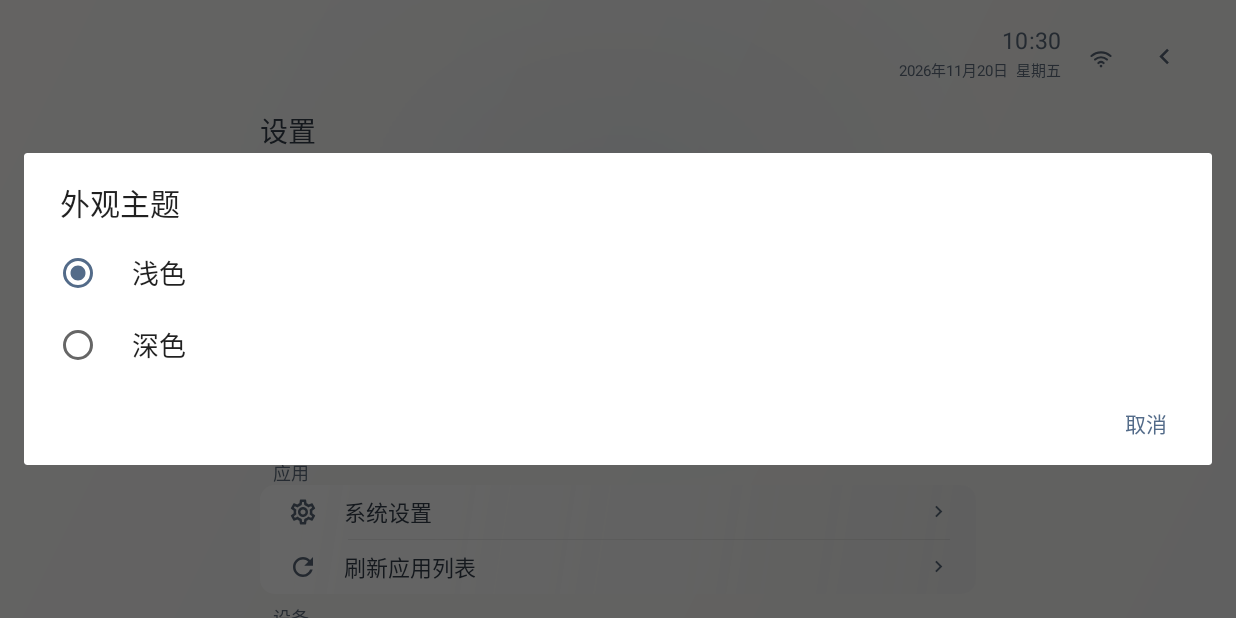
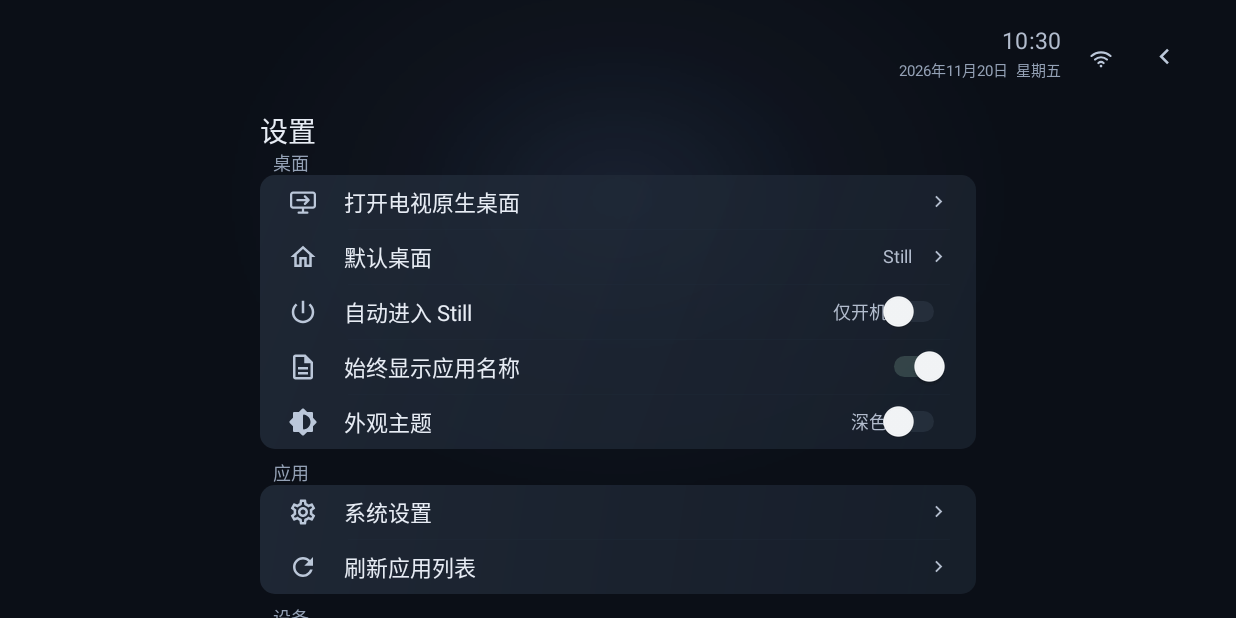
Before and after one commit to mfcheer/luma, an Android app: the screen it shows after launch (MainActivity), after a tap on "外观主题", on a phone screen of 824 x 412 dp (held sideways). Run offline under Robolectric (Android 15) with nearby library versions, the phone set to English and light mode, and no system bars; pictures from the network do not load; 3 other taps on this screen came first.

Commit message:
Publish Still 0.9.10 with one-click theme switching

```diff
--- a/app/build.gradle
+++ b/app/build.gradle
@@ -2,7 +2,7 @@ plugins { id 'com.android.application' }
 android {
  namespace 'com.jianping.tv'
  compileSdk 35
- defaultConfig { applicationId 'com.jianping.tv'; minSdk 23; targetSdk 35; versionCode 27; versionName '0.9.9' }
+ defaultConfig { applicationId 'com.jianping.tv'; minSdk 23; targetSdk 35; versionCode 28; versionName '0.9.10' }
  compileOptions { sourceCompatibility JavaVersion.VERSION_17; targetCompatibility JavaVersion.VERSION_17 }
  lint { abortOnError true }
  testOptions {
--- a/app/src/main/java/com/jianping/tv/ui/MainActivity.java
+++ b/app/src/main/java/com/jianping/tv/ui/MainActivity.java
@@ -963,8 +963,18 @@ public final class MainActivity extends Activity {
         });
     SettingsRowView appearance =
         settingsRow(
-            desktop, rows, "外观主题", R.drawable.settings_theme, palette.light ? "浅色" : "深色", false);
-    appearance.setOnClickListener(v -> showThemePicker());
+            desktop, rows, "外观主题", R.drawable.settings_theme, palette.light ? "浅色" : "深色", true);
+    appearance.checked(palette.light);
+    appearance.setContentDescription("外观主题，当前" + (palette.light ? "浅色" : "深色") + "，按确定切换");
+    appearance.setOnClickListener(
+        v -> {
+          boolean light = !prefs.lightTheme();
+          prefs.lightTheme(light);
+          palette = UiPalette.from(light);
+          setTheme(light ? R.style.AppThemeLight : R.style.AppTheme);
+          selectedSetting = "外观主题";
+          render();
+        });
     LinearLayout application = settingsGroup(list, "应用", true);
     SettingsRowView system =
         settingsRow(application, rows, "系统设置", R.drawable.settings_settings, "", false);
@@ -1081,25 +1091,6 @@ public final class MainActivity extends Activity {
     group.addView(row, new LinearLayout.LayoutParams(-1, px(42)));
     rows.put(title, row);
     return row;
-  }
-
-  private void showThemePicker() {
-    new AlertDialog.Builder(this)
-        .setTitle("外观主题")
-        .setSingleChoiceItems(
-            new String[] {"浅色", "深色"},
-            palette.light ? 0 : 1,
-            (dialog, which) -> {
-              dialog.dismiss();
-              boolean light = which == 0;
-              if (light == palette.light) return;
-              prefs.lightTheme(light);
-              palette = UiPalette.from(light);
-              setTheme(light ? R.style.AppThemeLight : R.style.AppTheme);
-              render();
-            })
-        .setNegativeButton("取消", null)
-        .show();
   }
 
   private void requestHome() {
```
Also changed, not shown: 7 other files.
